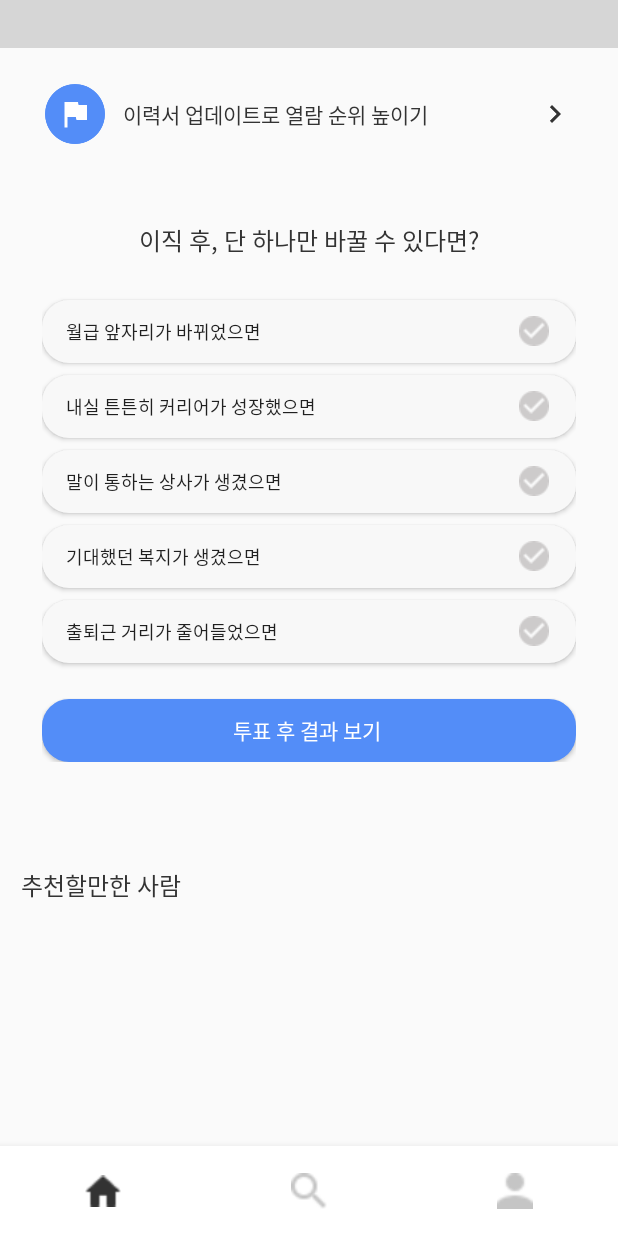
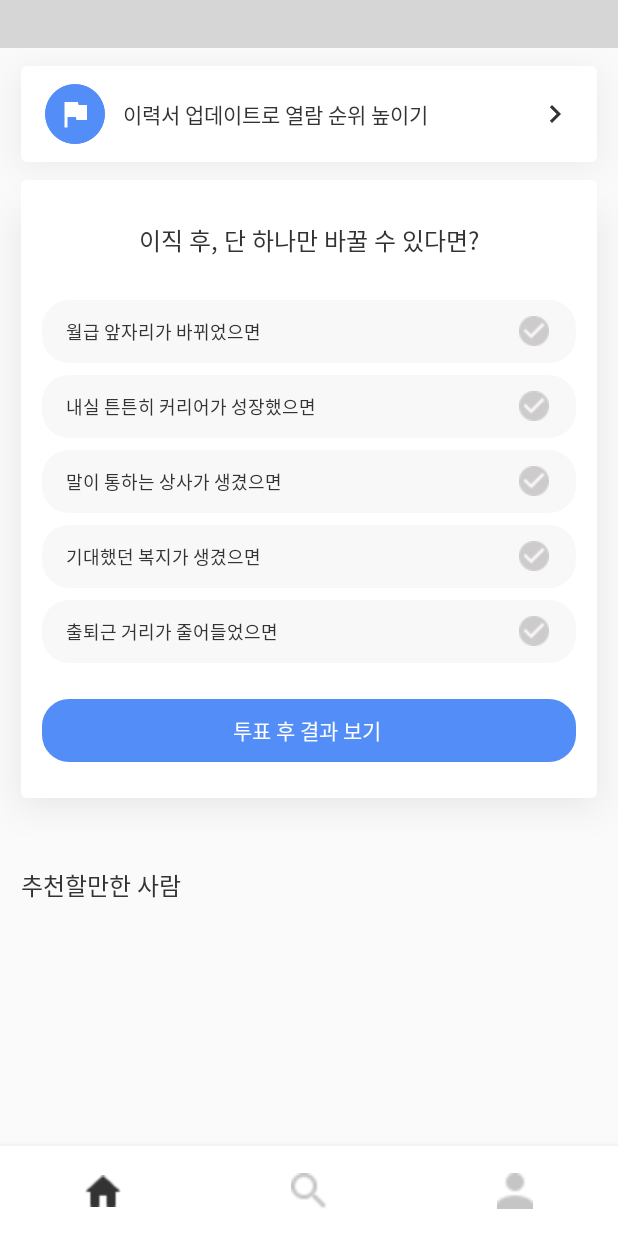
Before and after one commit to sopt-seminar/SOPT_26_collaboration, an Android app: the screen it shows after launch (MainActivity), on a phone screen of 412 x 824 dp. Run offline under Robolectric (Android 15) with nearby library versions, the phone set to English and light mode, and no system bars; plain views replace CarouselView; grey boxes are pictures that could not be loaded.

Commit message:
revised buttons, added shadow

```diff
--- /dev/null
+++ b/app/src/main/res/drawable/container_background.xml
@@ -0,0 +1,6 @@
+<?xml version="1.0" encoding="utf-8"?>
+<shape xmlns:android="http://schemas.android.com/apk/res/android"
+    android:shape="rectangle">
+    <corners android:radius="4dp"/>
+    <solid android:color="@color/white"/>
+</shape>
--- a/app/src/main/res/layout/fragment_home.xml
+++ b/app/src/main/res/layout/fragment_home.xml
@@ -13,7 +13,7 @@
         <LinearLayout
             android:layout_width="match_parent"
             android:layout_height="wrap_content"
-            android:orientation="vertical" >
+            android:orientation="vertical">
 
             <androidx.constraintlayout.widget.ConstraintLayout
                 android:layout_width="match_parent"
@@ -39,7 +39,11 @@
                 android:paddingHorizontal="16dp"
                 android:paddingVertical="12dp"
                 android:layout_marginHorizontal="14dp"
-                android:layout_marginVertical="12dp">
+                android:layout_marginVertical="12dp"
+                android:background="@drawable/container_background"
+                android:elevation="20dp"
+                android:outlineProvider="paddedBounds"
+                android:clipToPadding="false">
 
                 <ImageView
                     android:id="@+id/icon_flag"
@@ -79,7 +83,11 @@
                 android:paddingHorizontal="14dp"
                 android:paddingVertical="24dp"
                 android:layout_marginHorizontal="14dp"
-                android:layout_marginBottom="46dp">
+                android:layout_marginBottom="46dp"
+                android:background="@drawable/container_background"
+                android:elevation="20dp"
+                android:outlineProvider="paddedBounds"
+                android:clipToPadding="false">
 
                 <TextView
                     android:id="@+id/tv_change"
@@ -93,7 +101,7 @@
                     app:layout_constraintStart_toStartOf="parent"
                     app:layout_constraintTop_toTopOf="parent" />
 
-                <Button
+                <TextView
                     android:id="@+id/btn_money"
                     android:layout_width="match_parent"
                     android:layout_height="0dp"
@@ -106,11 +114,12 @@
                     android:paddingRight="18dp"
                     android:text="월급 앞자리가 바뀌었으면"
                     android:textSize="12sp"
+                    android:textColor="@color/fontColor"
                     app:layout_constraintEnd_toEndOf="parent"
                     app:layout_constraintStart_toStartOf="parent"
                     app:layout_constraintTop_toBottomOf="@+id/tv_change" />
 
-                <Button
+                <TextView
                     android:id="@+id/btn_career"
                     android:layout_width="match_parent"
                     android:layout_height="0dp"
@@ -123,66 +132,66 @@
                     android:paddingRight="18dp"
                     android:text="내실 튼튼히 커리어가 성장했으면"
                     android:textSize="12sp"
+                    android:textColor="@color/fontColor"
                     app:layout_constraintEnd_toEndOf="@+id/btn_money"
                     app:layout_constraintStart_toStartOf="@+id/btn_money"
                     app:layout_constraintTop_toBottomOf="@+id/btn_money" />
 
-                <Button
+                <TextView
                     android:id="@+id/btn_coworker"
                     android:layout_width="match_parent"
                     android:layout_height="0dp"
                     app:layout_constraintDimensionRatio="8.444:1"
                     android:layout_marginTop="8dp"
-
                     android:background="@drawable/shape_button"
-                    android:backgroundTint="@color/lightGray"
                     android:drawableRight="@drawable/icon_check_gray"
                     android:gravity="start|center"
                     android:paddingLeft="16dp"
                     android:paddingRight="18dp"
                     android:text="말이 통하는 상사가 생겼으면"
                     android:textSize="12sp"
+                    android:textColor="@color/fontColor"
                     app:layout_constraintEnd_toEndOf="@+id/btn_career"
                     app:layout_constraintStart_toStartOf="@+id/btn_career"
                     app:layout_constraintTop_toBottomOf="@+id/btn_career" />
 
-                <Button
+                <TextView
                     android:id="@+id/btn_welfare"
                     android:layout_width="match_parent"
                     android:layout_height="0dp"
                     app:layout_constraintDimensionRatio="8.444:1"
                     android:layout_marginTop="8dp"
                     android:background="@drawable/shape_button"
-                    android:backgroundTint="@color/lightGray"
                     android:drawableRight="@drawable/icon_check_gray"
                     android:gravity="start|center"
                     android:paddingLeft="16dp"
                     android:paddingRight="18dp"
                     android:text="기대했던 복지가 생겼으면"
                     android:textSize="12sp"
+                    android:textColor="@color/fontColor"
                     app:layout_constraintEnd_toEndOf="@+id/btn_coworker"
                     app:layout_constraintStart_toStartOf="@+id/btn_coworker"
                     app:layout_constraintTop_toBottomOf="@+id/btn_coworker" />
 
-                <Button
+                <TextView
                     android:id="@+id/btn_distance"
                     android:layout_width="match_parent"
                     android:layout_height="0dp"
                     app:layout_constraintDimensionRatio="8.444:1"
                     android:layout_marginTop="8dp"
                     android:background="@drawable/shape_button"
-                    android:backgroundTint="@color/lightGray"
                     android:drawableRight="@drawable/icon_check_gray"
                     android:gravity="start|center"
                     android:paddingLeft="16dp"
                     android:paddingRight="18dp"
                     android:text="출퇴근 거리가 줄어들었으면"
                     android:textSize="12sp"
+                    android:textColor="@color/fontColor"
                     app:layout_constraintEnd_toEndOf="@+id/btn_welfare"
                     app:layout_constraintStart_toStartOf="@+id/btn_welfare"
                     app:layout_constraintTop_toBottomOf="@+id/btn_welfare" />
 
-                <Button
+                <TextView
                     android:id="@+id/btn_result"
                     android:layout_width="match_parent"
                     android:layout_height="0dp"
@@ -193,6 +202,7 @@
                     android:paddingLeft="16dp"
                     android:paddingRight="18dp"
                     android:text="투표 후 결과 보기"
+                    android:gravity="center"
                     android:textColor="@color/white"
                     android:textSize="14sp"
                     app:layout_constraintEnd_toEndOf="@+id/btn_distance"
```
